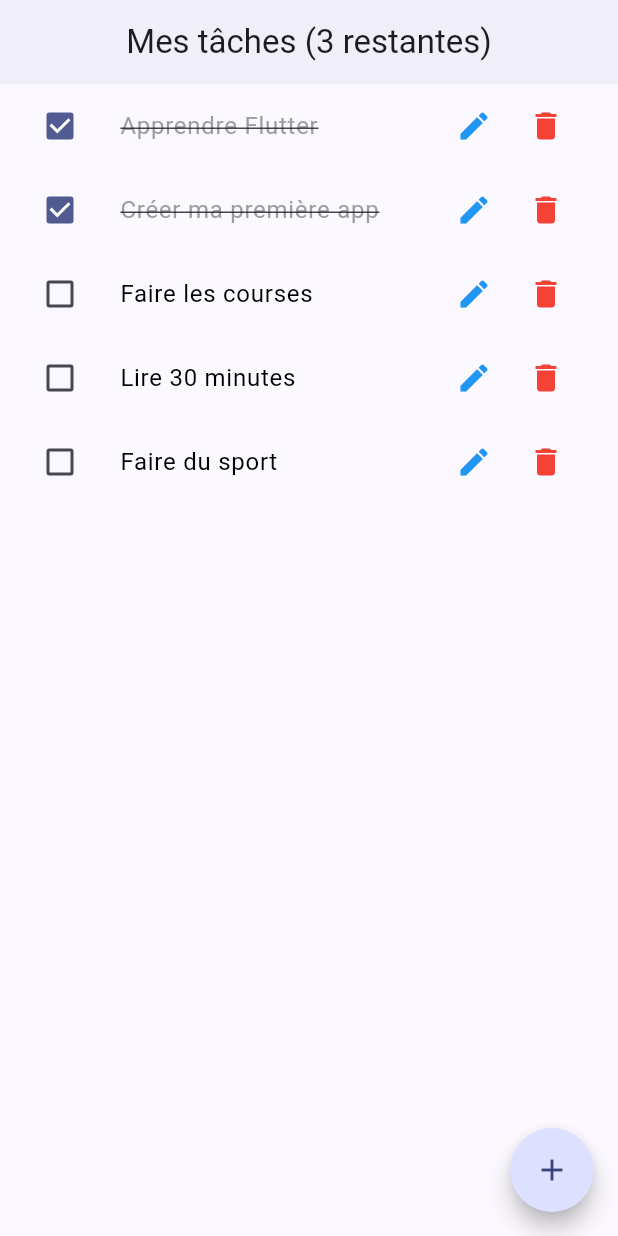
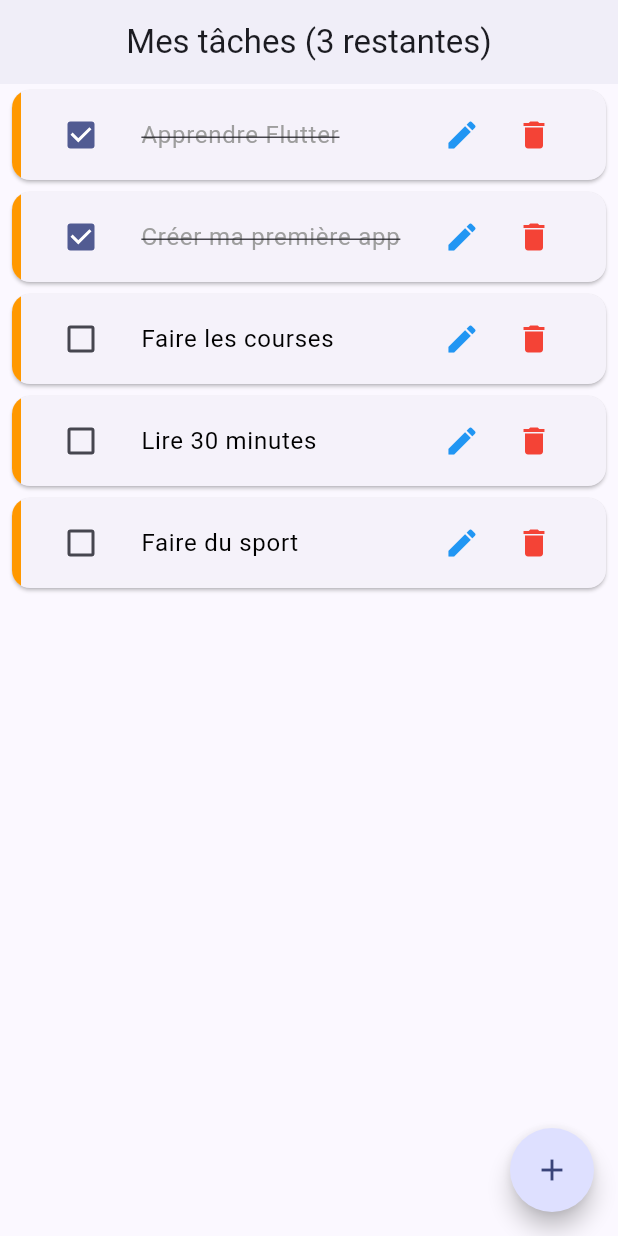
Before and after one commit to SpenaLeloup/task-manager, a Flutter app: the screen it shows after launch, on a phone screen of 412 x 824 dp. Run offline on Flutter 3.47's test engine with Material 3 defaults, Android fonts, the phone set to English and light mode, and no system bars.

Commit message:
modification du fichier task_tile.dart

```diff
--- a/lib/widgets/task_tile.dart
+++ b/lib/widgets/task_tile.dart
@@ -16,20 +16,49 @@ class TaskTile extends StatelessWidget {
     required this.onEdit,
   });
 
+  Color _getPriorityColor() {
+    switch (task.priority) {
+      case Priority.high:
+        return Colors.red;
+      case Priority.normal:
+        return Colors.orange;
+      case Priority.low:
+        return Colors.green;
+    }
+  }
+
   @override
   Widget build(BuildContext context) {
     TextDecoration monStyleTexte =
         task.isDone ? TextDecoration.lineThrough : TextDecoration.none;
     Color maCouleurTexte = task.isDone ? Colors.grey : Colors.black;
 
-    return ListTile(
+    return Card(
+      margin: const EdgeInsets.symmetric(horizontal: 8, vertical: 4),
+      clipBehavior: Clip.antiAlias,
+      child: Row(
+        children: [
+          Container(
+            width: 6,
+            height: 60,
+            decoration: BoxDecoration(
+              color: _getPriorityColor(),
+              borderRadius: const BorderRadius.only(
+                topLeft: Radius.circular(4),
+                bottomLeft: Radius.circular(4),
+              ),
+            ),
+          ),
+          Expanded(
+            child: ListTile(
               leading: Checkbox(
                 value: task.isDone,
                 onChanged: (bool? value) => onToggle(),
               ),
               title: Text(
                 task.title,
-        style: TextStyle(decoration: monStyleTexte, color: maCouleurTexte),
+                style:
+                    TextStyle(decoration: monStyleTexte, color: maCouleurTexte),
               ),
               trailing: Row(
                 mainAxisSize: MainAxisSize.min,
@@ -47,9 +76,14 @@ class TaskTile extends StatelessWidget {
               onTap: () {
                 Navigator.push(
                   context,
-          MaterialPageRoute(builder: (context) => TaskDetailScreen(task: task)),
+                  MaterialPageRoute(
+                      builder: (context) => TaskDetailScreen(task: task)),
                 );
               },
+            ),
+          ),
+        ],
+      ),
     );
   }
 }
```
Lines whose indentation alone changed are shown as unchanged.
